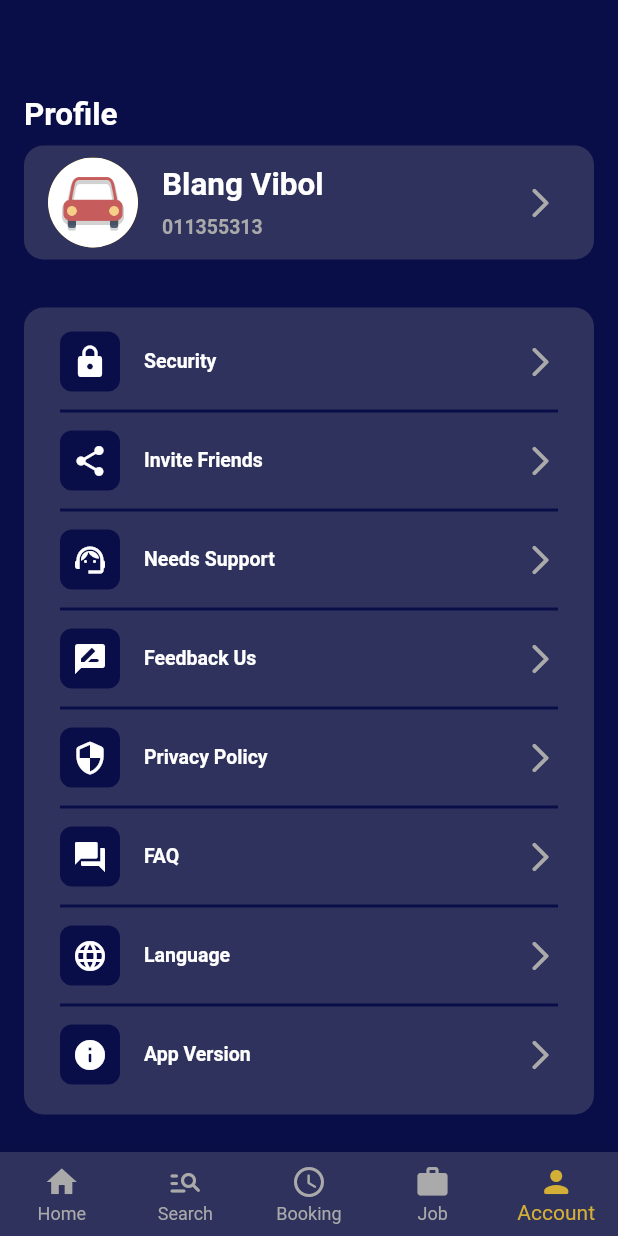
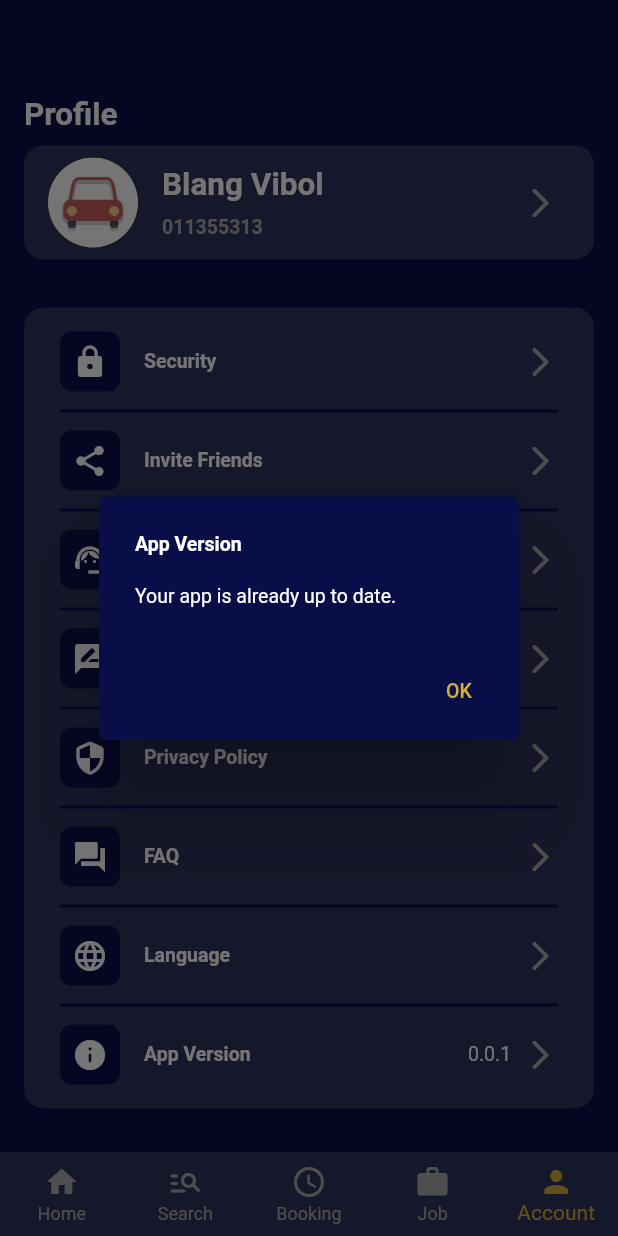
Before and after one commit to OeungChheanghok123/ktv_app, a Flutter app: the screen it shows after launch, item 5 of the bottom bar chosen, after a tap on "App Version", on a phone screen of 412 x 824 dp. Run offline on Flutter 3.47's test engine with Material 2 defaults, Android fonts, the phone set to English and light mode, and no system bars; our stand-ins replace carousel_slider, flutter_rating_bar, flutter_svg, get, google_maps_flutter, qr_flutter and 1 more; missing offline and left inert: flutter_share.

Commit message:
4-Mar-2023

```diff
--- a/lib/screens/account/account_screen.dart
+++ b/lib/screens/account/account_screen.dart
@@ -3,6 +3,7 @@ import 'package:get/get.dart';
 import 'package:ktv_app/constants/constants.dart';
 import 'package:ktv_app/screens/account/account_view_model.dart';
 import 'package:ktv_app/screens/account/components/profile/profile_screen.dart';
+import 'package:ktv_app/screens/account/components/signout/signout.dart';
 import 'package:ktv_app/utility/text_style.dart';
 import 'package:ktv_app/utility/widgets.dart';
 
@@ -18,12 +19,15 @@ class AccountScreen extends StatelessWidget {
       body: SingleChildScrollView(
         child: Column(
           mainAxisAlignment: MainAxisAlignment.center,
-          crossAxisAlignment: CrossAxisAlignment.start,
+          crossAxisAlignment: CrossAxisAlignment.center,
           children: [
             const SizedBox(height: defaultPaddin * 4),
             Padding(
               padding: const EdgeInsets.only(left: defaultPaddin),
-              child: Text('Profile', style: AppTextStyle.headline1),
+              child: Align(
+                alignment: Alignment.topLeft,
+                child: Text('Profile', style: AppTextStyle.headline1),
+              ),
             ),
             const SizedBox(height: defaultPaddin / 2),
             profileImage(
@@ -33,9 +37,8 @@ class AccountScreen extends StatelessWidget {
             ),
             const SizedBox(height: defaultPaddin * 2),
             settingListView(context),
-            const SizedBox(height: defaultPaddin * 4),
+            const SizedBox(height: defaultPaddin * 2),
             signOutWidget(context),
-            const SizedBox(height: defaultPaddin * 2),
           ],
         ),
       ),
@@ -132,23 +135,30 @@ class AccountScreen extends StatelessWidget {
       child: Column(
         mainAxisSize: MainAxisSize.min,
         children: List.generate(viewModel.menuTitleList.length, (index) {
-          return AppWidget.listTile(
-            icon: iconData[index],
-            title: titleData[index],
-            underLine: index + 1 == titleData.length ? false : true,
-            onTap: () => viewModel.menuSettingFunc(context, index),
-          );
+          return index + 1 == titleData.length
+              ? appVersion(
+                  context,
+                  "0.0.1",
+                  () => viewModel.menuSettingFunc(context, index),
+                )
+              : AppWidget.listTile(
+                  icon: iconData[index],
+                  title: titleData[index],
+                  underLine: true,
+                  onTap: () => viewModel.menuSettingFunc(context, index),
+                );
         }),
       ),
     );
   }
 
   Widget signOutWidget(BuildContext context) {
-    return Container(
-      width: MediaQuery.of(context).size.width,
-      alignment: Alignment.center,
+    return InkWell(
+      onTap: () => SignOut.buildSignOut(context),
+      splashColor: primaryColor,
       child: Row(
         mainAxisAlignment: MainAxisAlignment.center,
+        mainAxisSize: MainAxisSize.min,
         children: [
           const Icon(
             Icons.logout_rounded,
@@ -166,4 +176,41 @@ class AccountScreen extends StatelessWidget {
       ),
     );
   }
+
+  Widget appVersion(BuildContext context, String version, VoidCallback onTap) {
+    return ListTile(
+      leading: Container(
+        padding: const EdgeInsets.all(defaultPaddin / 2),
+        decoration: BoxDecoration(
+          color: bgColor,
+          shape: BoxShape.rectangle,
+          borderRadius: BorderRadius.circular(8),
+        ),
+        child: const Icon(
+          Icons.info_rounded,
+          color: whiteColor,
+        ),
+      ),
+      title: Text(
+        "App Version",
+        style: AppTextStyle.headline2.copyWith(
+          color: whiteColor,
+        ),
+      ),
+      trailing: SizedBox(
+        width: 60,
+        child: Row(
+          mainAxisAlignment: MainAxisAlignment.spaceBetween,
+          children: [
+            Text(version, style: AppTextStyle.body),
+            const Icon(
+              Icons.arrow_forward_ios_rounded,
+              color: secondGraydColor,
+            ),
+          ],
+        ),
+      ),
+      onTap: onTap,
+    );
+  }
 }
--- a/lib/screens/account/account_view_model.dart
+++ b/lib/screens/account/account_view_model.dart
@@ -1,10 +1,13 @@
 import 'package:flutter/material.dart';
 import 'package:get/get.dart';
+import 'package:ktv_app/screens/account/components/faq/faq_screen.dart';
 import 'package:ktv_app/screens/account/components/feed_back/feed_back_screen.dart';
 import 'package:ktv_app/screens/account/components/invite_friend/invite_friend_screen.dart';
 import 'package:ktv_app/screens/account/components/language/language.dart';
+import 'package:ktv_app/screens/account/components/privacy_policy/privacy_policy_screen.dart';
 import 'package:ktv_app/screens/account/components/security/security_screen.dart';
 import 'package:ktv_app/screens/account/components/support/support_screen.dart';
+import 'package:ktv_app/screens/account/components/version/version.dart';
 
 class AccountViewModel extends GetxController {
   final List<String> languageList = [
@@ -68,8 +71,24 @@ class AccountViewModel extends GetxController {
           builder: (context) => FeedBackScreen(),
         ),
       );
+    } else if (index == 4) {
+      Navigator.push(
+        context,
+        MaterialPageRoute(
+          builder: (context) => const PrivacyPolicyScreen(),
+        ),
+      );
+    } else if (index == 5) {
+      Navigator.push(
+        context,
+        MaterialPageRoute(
+          builder: (context) => const FAQScreen(),
+        ),
+      );
     } else if (index == 6) {
       Language.buildLanguage(context);
+    } else if (index == 7) {
+      AppVersion.buildVersion(context);
     }
   }
 }
--- /dev/null
+++ b/lib/screens/account/components/version/version.dart
@@ -0,0 +1,31 @@
+import 'package:flutter/material.dart';
+import 'package:ktv_app/constants/constants.dart';
+import 'package:ktv_app/utility/text_style.dart';
+
+class AppVersion {
+  static Future buildVersion(BuildContext context) {
+    return showDialog(
+      context: context,
+      builder: (BuildContext context) => AlertDialog(
+        backgroundColor: bgColor,
+        title: Text(
+          'App Version',
+          style: AppTextStyle.headline2,
+        ),
+        content: Text(
+          "Your app is already up to date.",
+          style: AppTextStyle.body,
+        ),
+        actions: <Widget>[
+          TextButton(
+            onPressed: () => Navigator.pop(context, 'OK'),
+            child: Text(
+              'OK',
+              style: AppTextStyle.body.copyWith(color: primaryColor),
+            ),
+          ),
+        ],
+      ),
+    );
+  }
+}
--- a/lib/screens/booking/booking_screen.dart
+++ b/lib/screens/booking/booking_screen.dart
@@ -36,6 +36,7 @@ class BookingScreen extends StatelessWidget {
                     context,
                     MaterialPageRoute(
                       builder: (context) => BookingDetail(
+                        id: index,
                         title: viewModel.bookingList[index].title,
                       ),
                     ),
--- a/lib/utility/widgets.dart
+++ b/lib/utility/widgets.dart
@@ -324,15 +324,15 @@ class AppWidget {
               color: whiteColor,
             ),
           ),
-          trailing: const Icon(
-            Icons.arrow_forward_ios_rounded,
-            color: secondGraydColor,
-          ),
           title: Text(
             title,
             style: AppTextStyle.headline2.copyWith(
               color: whiteColor,
             ),
+          ),
+          trailing: const Icon(
+            Icons.arrow_forward_ios_rounded,
+            color: secondGraydColor,
           ),
           onTap: onTap,
         ),
```
Also changed, not shown: lib/screens/account/components/faq/faq_screen.dart (added, +17 -0 lines), lib/screens/account/components/language/language.dart (+36 -8 lines), lib/screens/account/components/privacy_policy/privacy_policy_screen.dart (added, +17 -0 lines), lib/screens/account/components/signout/signout.dart (added, +38 -0 lines), lib/screens/booking/booking_detail/booking_detail.dart (+23 -9 lines).
